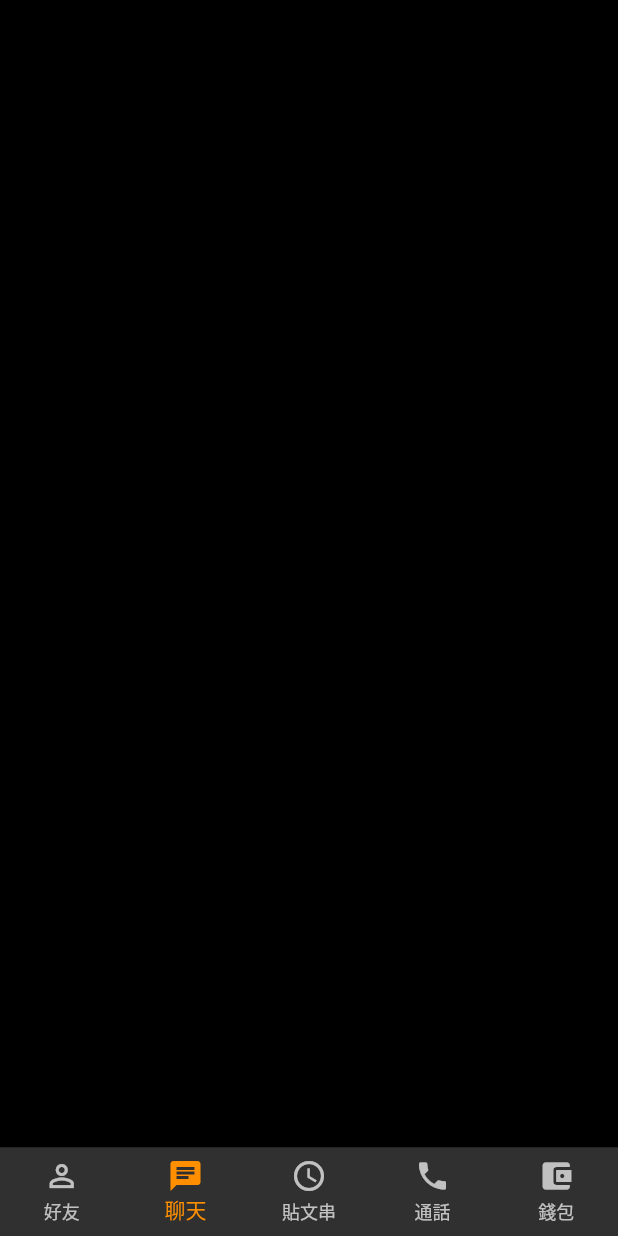
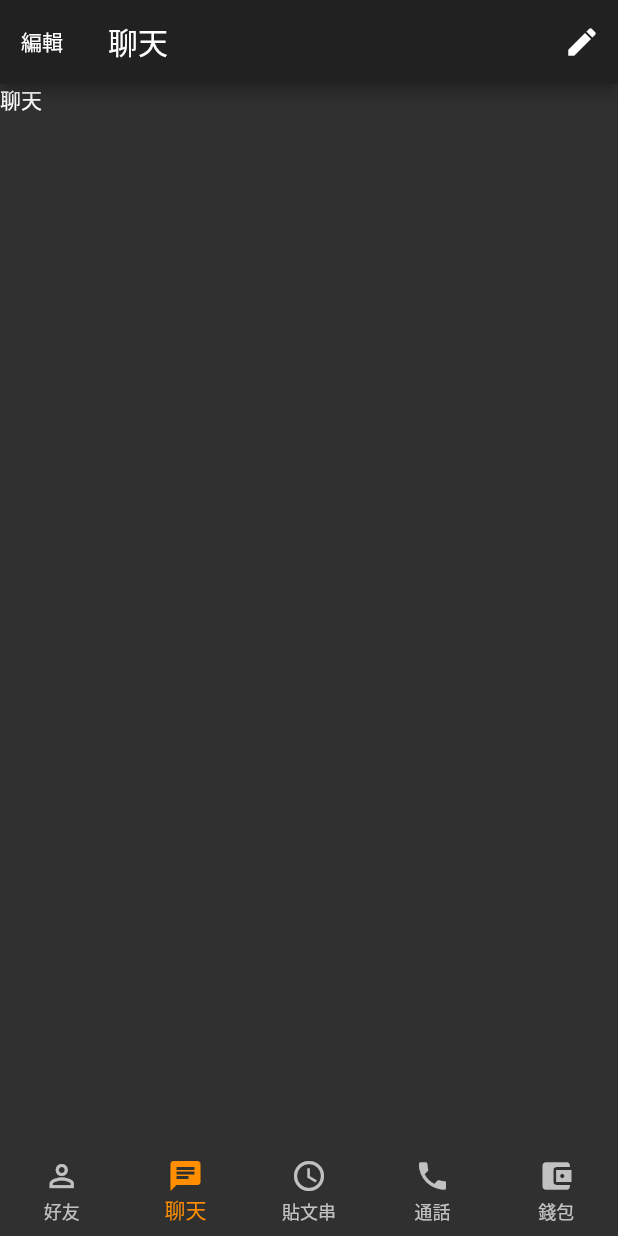
Before and after one commit to onesebun/my_app, a Flutter app: the screen it shows after launch, item 2 of the bottom bar chosen, on a phone screen of 412 x 824 dp. Run offline on Flutter 3.47's test engine with Material 2 defaults, Android fonts, the phone set to English and light mode, and no system bars.

Commit message:
update layout

```diff
--- a/lib/screens/chat_screen.dart
+++ b/lib/screens/chat_screen.dart
@@ -0,0 +1,25 @@
+import 'package:flutter/material.dart';
+
+class ChatScreen extends StatelessWidget {
+  ChatScreen();
+
+  @override
+  Widget build(BuildContext context) {
+    return Scaffold(
+      appBar: AppBar(
+        leading: IconButton(
+          icon: Text('編輯'),
+          onPressed: () {},
+        ),
+        title: Text('聊天'),
+        actions: <Widget>[
+          IconButton(
+            icon: Icon(Icons.create),
+            onPressed: () {},
+          )
+        ],
+      ),
+      body: Text('聊天'),
+    );
+  }
+}
--- a/lib/screens/friends_screen.dart
+++ b/lib/screens/friends_screen.dart
@@ -16,11 +16,13 @@ class FriendsScreen extends StatelessWidget {
       appBar: AppBar(
         leading: IconButton(
           icon: Icon(Icons.settings),
+          onPressed: () {},
         ),
         title: Text('好友'),
         actions: <Widget>[
           IconButton(
             icon: Icon(Icons.person_add),
+            onPressed: () {},
           )
         ],
       ),
--- a/lib/screens/home_screen.dart
+++ b/lib/screens/home_screen.dart
@@ -1,7 +1,11 @@
 import 'package:flutter/material.dart';
-// import 'package:my_app/widgets/friends_list.dart';
 import '../widgets/bottom_nav_bar.dart';
+
 import './friends_screen.dart';
+import './chat_screen.dart';
+import './posts_screen.dart';
+import './call_screen.dart';
+import './wallet_screen.dart';
 
 class MyHomePage extends StatefulWidget {
   MyHomePage({Key key}) : super(key: key);
@@ -19,10 +23,10 @@ class _MyHomePageState extends State<MyHomePage> {
   }
   final List<Widget> _widgetOptions = <Widget>[
     FriendsScreen(),
-    PlaceholderWidget(Colors.black),
-    PlaceholderWidget(Colors.white),
-    PlaceholderWidget(Colors.deepOrange),
-    PlaceholderWidget(Colors.green)
+    ChatScreen(),
+    PostsScreen(),
+    CallScreen(),
+    WalletScreen()
   ];
 
   @override
```
Also changed, not shown: lib/screens/call_screen.dart (+21 -0 lines), lib/screens/posts_screen.dart (+19 -0 lines), lib/screens/wallet_screen.dart (+15 -0 lines).
